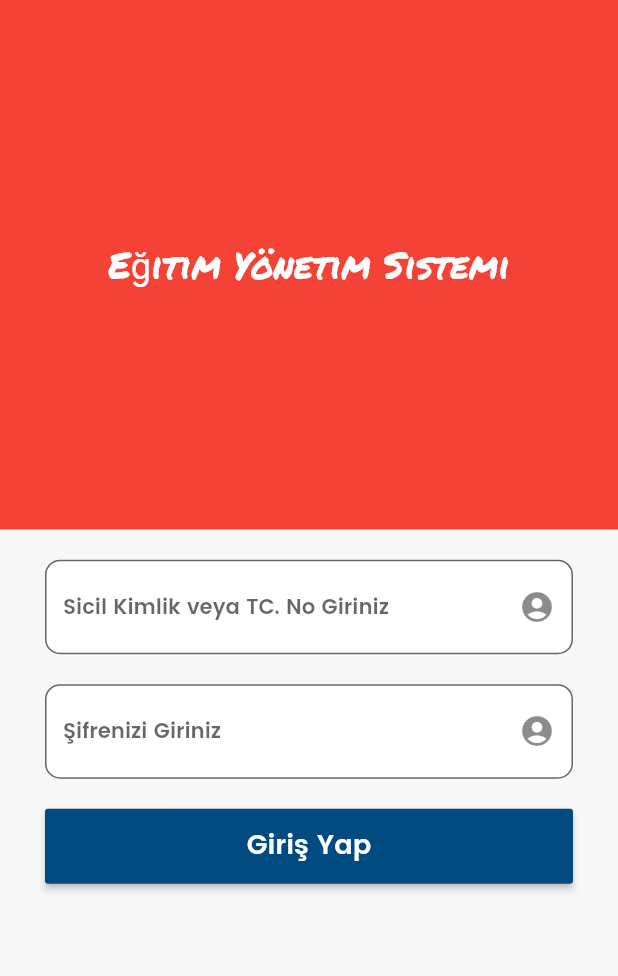
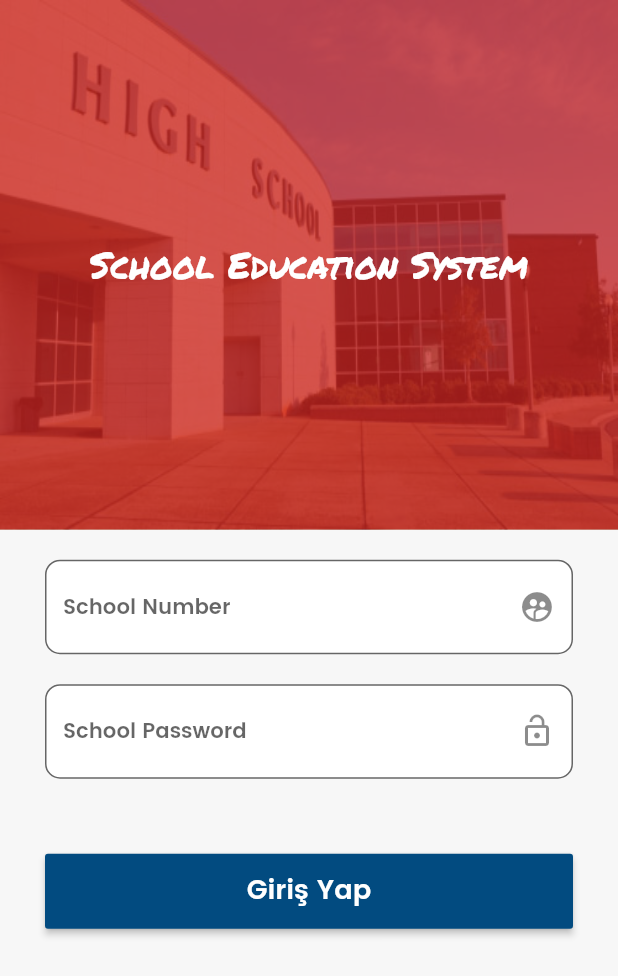
Before and after one commit to VB10/HighSchool, a Flutter app: the screen it shows after launch, on a phone screen of 412 x 824 dp. Shown: the top 976 px of the screen. Run offline on Flutter 3.47's test engine with Material 2 defaults, Android fonts, the phone set to English and light mode, and no system bars.

Commit message:
stack wrap todo

```diff
--- a/lib/screen/login/login.dart
+++ b/lib/screen/login/login.dart
@@ -1,5 +1,6 @@
 import 'package:flutter/material.dart';
 import 'package:highschool/component/box/sized.dart';
+import 'package:highschool/util/const/images.dart';
 import 'package:highschool/util/styles/color.dart';
 import 'package:highschool/util/styles/text.dart';
 
@@ -9,19 +10,26 @@ class LoginPage extends StatefulWidget {
 }
 
 class _LoginPageState extends State<LoginPage> {
-  String title = "Eğitim Yönetim Sistemi";
+  String title = "School Education System";
 
   @override
   Widget build(BuildContext context) {
+    //TODO WRAP STACK !! look https://medium.com/flutter-community/a-deep-dive-into-stack-in-flutter-3264619b3a77
     return Scaffold(
-      body: Container(
-          color: Colors.white,
-          child: Column(
+      body: Column(
         children: <Widget>[
           Expanded(
               flex: 3,
-                child: Container(
-                  color: Colors.red,
+              child: Stack(
+                children: <Widget>[
+                  Positioned.fill(
+                    child: Image.asset(
+                      LOGIN_highSchool,
+                      fit: BoxFit.fill,
+                    ),
+                  ),
+                  Container(
+                    color: LOGIN_imageBackgroundColor,
                     child: Center(
                       child: Text(
                         this.title,
@@ -31,8 +39,9 @@ class _LoginPageState extends State<LoginPage> {
                             fontFamily: "PermanentMarker"),
                       ),
                     ),
-                ),
-              ),
+                  )
+                ],
+              )),
           Expanded(
             flex: 4,
             child: Container(
@@ -47,8 +56,7 @@ class _LoginPageState extends State<LoginPage> {
                       TextField(
                         textAlign: TextAlign.left,
                         decoration: inputDecoration(
-                                "Sicil Kimlik veya TC. No Giriniz",
-                                Icons.account_circle),
+                            "School Number", Icons.supervised_user_circle),
                         style: inputTextStyle,
                       ),
                       SizedBox(
@@ -57,11 +65,11 @@ class _LoginPageState extends State<LoginPage> {
                       TextField(
                         textAlign: TextAlign.left,
                         decoration: inputDecoration(
-                                "Şifrenizi Giriniz", Icons.account_circle),
+                            "School Password", Icons.lock_open),
                         style: inputTextStyle,
                       ),
                       SizedBox(
-                            height: 20,
+                        height: 50,
                       ),
                       CustomSizedBox(
                         child: RaisedButton(
@@ -82,7 +90,7 @@ class _LoginPageState extends State<LoginPage> {
                 )),
           )
         ],
-          )),
+      ),
     );
   }
 }
--- /dev/null
+++ b/lib/util/const/images.dart
@@ -0,0 +1 @@
+const LOGIN_highSchool = "assets/images/high_school.jpg";
--- a/lib/util/styles/color.dart
+++ b/lib/util/styles/color.dart
@@ -2,3 +2,6 @@ import 'package:flutter/material.dart';
 
 const LOGIN_backgroundColor = Color.fromRGBO(247, 247, 247, 1);
 const LOGIN_submitButtonColor = Color.fromRGBO(2, 75, 128, 1.0);
+
+
+const LOGIN_imageBackgroundColor = Color.fromRGBO(203, 35, 33, 0.76);
--- a/pubspec.yaml
+++ b/pubspec.yaml
@@ -47,6 +47,8 @@ flutter:
       fonts:
         - asset: assets/fonts/Poppins-SemiBold.ttf
 
+  assets:
+    - assets/images/high_school.jpg
   # To add assets to your application, add an assets section, like this:
   # assets:
   #  - images/a_dot_burr.jpeg
```
Also changed, not shown: assets/images/high_school.jpg (added). Lines whose indentation alone changed are shown as unchanged.
